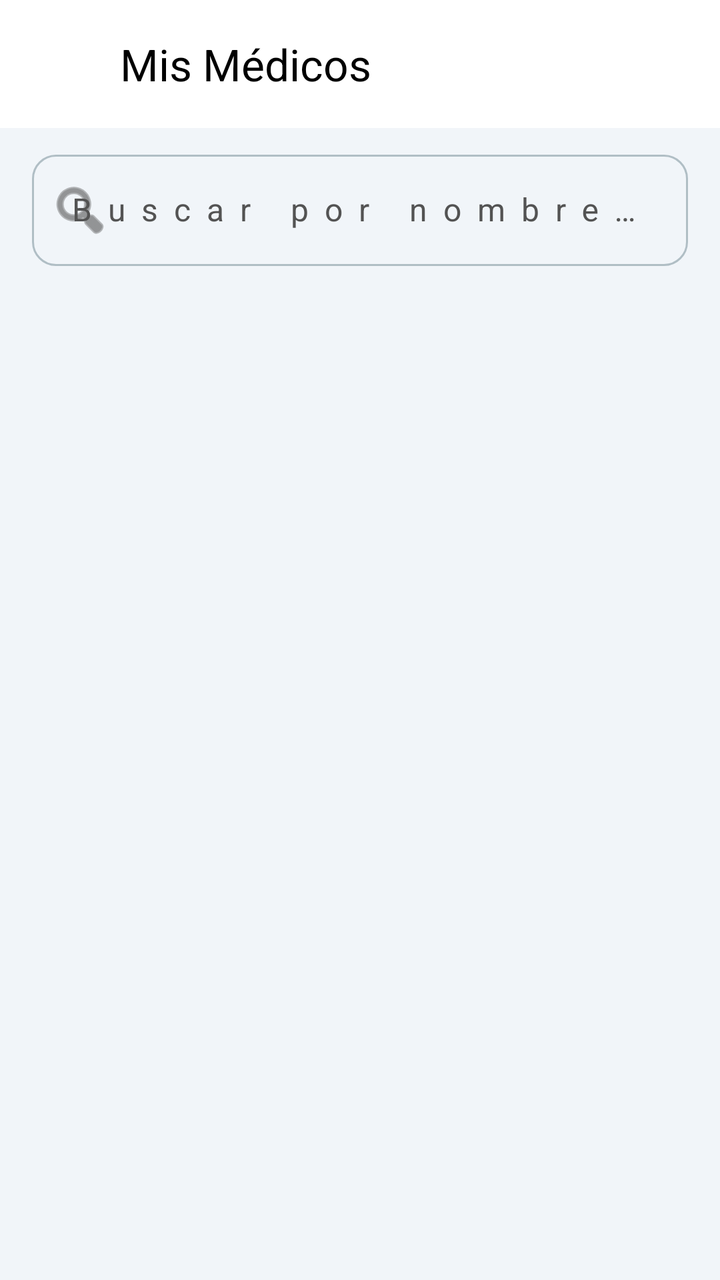
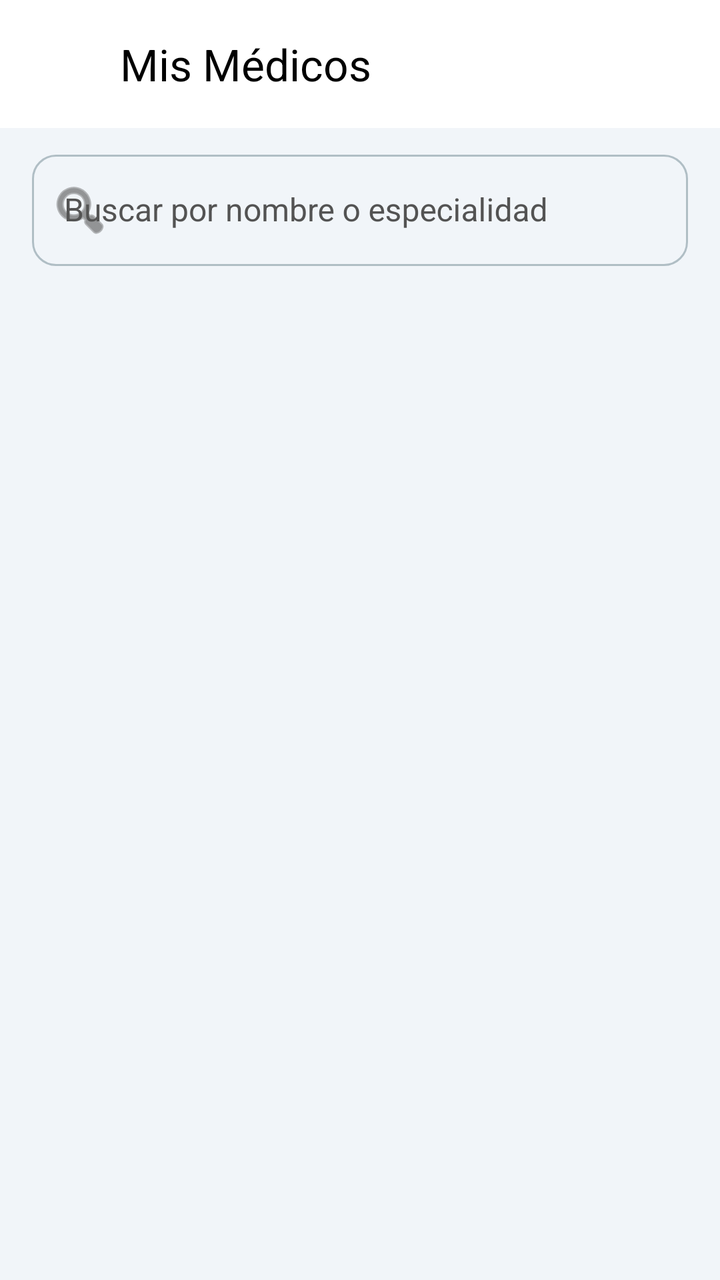

Screens rendered from an Android XML layout before and after an edit, with the pre-edit source and the edit as a unified diff.
<!-- AndroidManifest.xml: application theme Theme.GMV -->
<!-- res/layout/fragment_doctor_list.xml -->
<?xml version="1.0" encoding="utf-8"?>
<LinearLayout xmlns:android="http://schemas.android.com/apk/res/android"
    xmlns:app="http://schemas.android.com/apk/res-auto"
    android:layout_width="match_parent"
    android:layout_height="match_parent"
    android:background="@color/bg_dashboard"
    android:orientation="vertical">

    <com.google.android.material.appbar.MaterialToolbar
        android:id="@+id/toolbar"
        android:layout_width="match_parent"
        android:layout_height="?attr/actionBarSize"
        android:background="@color/surface_card"
        app:navigationIcon="@drawable/ic_arrow_back"
        app:title="Mis Médicos"
        app:titleTextColor="?attr/colorOnSurface" />

    <com.google.android.material.textfield.TextInputLayout
        android:id="@+id/til_buscar"
        style="@style/Widget.Material3.TextInputLayout.OutlinedBox"
        android:layout_width="match_parent"
        android:layout_height="wrap_content"
        android:layout_marginHorizontal="16dp"
        android:layout_marginTop="8dp"
        android:hint="Buscar por nombre o especialidad"
        app:boxCornerRadiusBottomEnd="12dp"
        app:boxCornerRadiusBottomStart="12dp"
        app:boxCornerRadiusTopEnd="12dp"
        app:boxCornerRadiusTopStart="12dp"
        app:startIconDrawable="@android:drawable/ic_menu_search">

        <com.google.android.material.textfield.TextInputEditText
            android:id="@+id/et_buscar"
            android:layout_width="match_parent"
            android:layout_height="wrap_content"
            android:inputType="text"
            android:maxLines="1" />

    </com.google.android.material.textfield.TextInputLayout>

    <FrameLayout
        android:layout_width="match_parent"
        android:layout_height="0dp"
        android:layout_weight="1">

        <androidx.recyclerview.widget.RecyclerView
            android:id="@+id/rv_medicos"
            android:layout_width="match_parent"
            android:layout_height="match_parent"
            android:clipToPadding="false"
            android:paddingBottom="16dp"
            android:scrollbars="none" />

        <LinearLayout
            android:id="@+id/lyt_empty"
            android:layout_width="wrap_content"
            android:layout_height="wrap_content"
            android:layout_gravity="center"
            android:gravity="center"
            android:orientation="vertical"
            android:visibility="gone">

            <ImageView
                android:layout_width="80dp"
                android:layout_height="80dp"
                android:contentDescription="@null"
                android:src="@drawable/ic_person"
                android:tint="@color/grey_40" />

            <TextView
                android:layout_width="wrap_content"
                android:layout_height="wrap_content"
                android:layout_marginTop="12dp"
                android:text="Aún no tienes médicos asignados"
                android:textColor="?attr/colorOnSurfaceVariant"
                android:textSize="14sp" />

        </LinearLayout>

    </FrameLayout>

</LinearLayout>
<!-- resources referenced by this layout -->
<resources>
  <color name="bg_dashboard">#F1F5F9</color>
  <color name="grey_40">#9E9E9E</color>
  <color name="surface_card">#FFFFFF</color>
  <style name="Theme.GMV" parent="Base.Theme.GMV" />
  <color name="primary">#337AB7</color>
  <color name="on_primary">#FFFFFF</color>
  <color name="primary_container">#D6E4F0</color>
  <color name="on_primary_container">#1A3A5C</color>
  <color name="secondary">#3A539B</color>
  <color name="on_secondary">#FFFFFF</color>
  <color name="secondary_container">#D6DCE8</color>
  <color name="on_secondary_container">#1C2A5C</color>
  <color name="tertiary">#7E57C2</color>
  <color name="on_tertiary">#FFFFFF</color>
  <color name="tertiary_container">#EDE7F6</color>
  <color name="on_tertiary_container">#311B92</color>
  <color name="error">#EF5350</color>
  <color name="on_error">#FFFFFF</color>
  <color name="error_container">#FFEBEE</color>
  <color name="on_error_container">#B71C1C</color>
  <color name="background">#F2F2F2</color>
  <color name="on_background">#000000</color>
  <color name="surface">#E7E7E7</color>
  <color name="on_surface">#000000</color>
  <color name="surface_variant">#D4D4D4</color>
  <color name="on_surface_variant">#535353</color>
  <color name="outline">#B0BEC5</color>
  <color name="outline_variant">#CFD8DC</color>
  <style name="TextAppearance.M3.DisplayMedium">
          <item name="android:textSize">45sp</item>
          <item name="android:letterSpacing">0</item>
          <item name="android:lineHeight">52sp</item>
          <item name="android:fontFamily">sans-serif</item>
      </style>
  <style name="TextAppearance.M3.DisplaySmall">
          <item name="android:textSize">36sp</item>
          <item name="android:letterSpacing">0</item>
          <item name="android:lineHeight">44sp</item>
          <item name="android:fontFamily">sans-serif</item>
      </style>
  <style name="TextAppearance.M3.HeadlineLarge">
          <item name="android:textSize">32sp</item>
          <item name="android:letterSpacing">0</item>
          <item name="android:lineHeight">40sp</item>
          <item name="android:fontFamily">sans-serif</item>
      </style>
  <style name="TextAppearance.M3.HeadlineMedium">
          <item name="android:textSize">28sp</item>
          <item name="android:letterSpacing">0</item>
          <item name="android:lineHeight">36sp</item>
          <item name="android:fontFamily">sans-serif</item>
      </style>
  <style name="TextAppearance.M3.HeadlineSmall">
          <item name="android:textSize">24sp</item>
          <item name="android:letterSpacing">0</item>
          <item name="android:lineHeight">32sp</item>
          <item name="android:fontFamily">sans-serif</item>
      </style>
  <style name="TextAppearance.M3.TitleLarge">
          <item name="android:textSize">22sp</item>
          <item name="android:letterSpacing">0</item>
          <item name="android:lineHeight">28sp</item>
          <item name="android:fontFamily">sans-serif</item>
      </style>
  <style name="TextAppearance.M3.BodyLarge">
          <item name="android:textSize">16sp</item>
          <item name="android:letterSpacing">0.5</item>
          <item name="android:lineHeight">24sp</item>
          <item name="android:fontFamily">sans-serif</item>
      </style>
  <style name="TextAppearance.M3.BodyMedium">
          <item name="android:textSize">14sp</item>
          <item name="android:letterSpacing">0.25</item>
          <item name="android:lineHeight">20sp</item>
          <item name="android:fontFamily">sans-serif</item>
      </style>
  <style name="TextAppearance.M3.BodySmall">
          <item name="android:textSize">12sp</item>
          <item name="android:letterSpacing">0.4</item>
          <item name="android:lineHeight">16sp</item>
          <item name="android:fontFamily">sans-serif</item>
      </style>
  <color name="colorUmkPrimaryDark">#003044</color>
  <!-- unchanged entries left out for length: 9 -->
</resources>

<!-- the commit's change to res/layout/fragment_doctor_list.xml (unified diff, before → after) -->
@@ -34,7 +34,9 @@
             android:layout_width="match_parent"
             android:layout_height="wrap_content"
             android:inputType="text"
-            android:maxLines="1" />
+            android:maxLines="1"
+            android:letterSpacing="0"
+            android:fontFamily="sans-serif" />
 
     </com.google.android.material.textfield.TextInputLayout>
 
